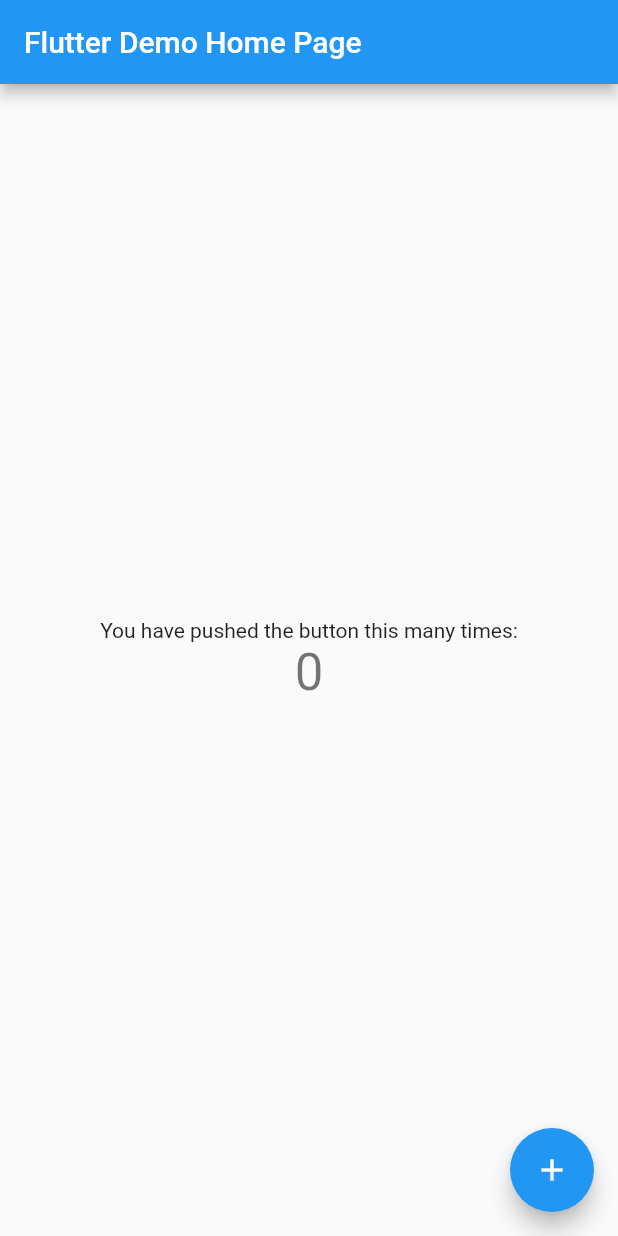
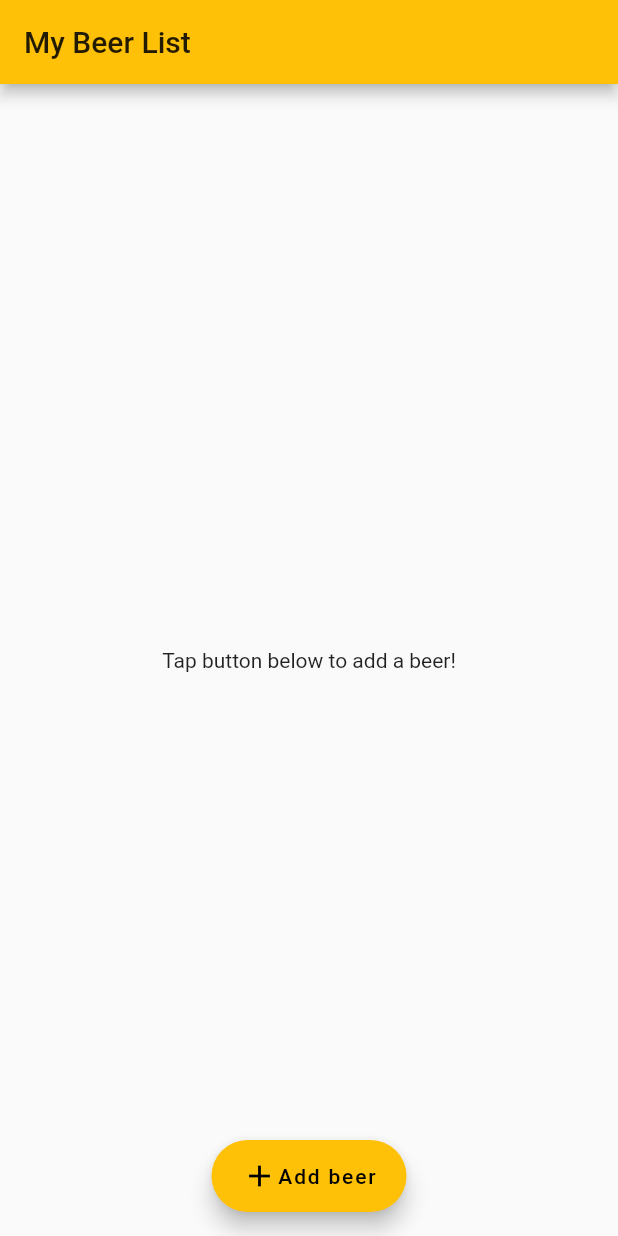
Before and after one commit to gmtborges/two_beer, a Flutter app: the screen it shows after launch, on a phone screen of 412 x 824 dp. Run offline on Flutter 3.47's test engine with Material 2 defaults, Android fonts, the phone set to English and light mode, and no system bars; missing offline and left inert: amplify_datastore, amplify_datastore_plugin_interface, amplify_flutter.

Commit message:
test CRUD on amplify model

```diff
--- a/lib/main.dart
+++ b/lib/main.dart
@@ -1,113 +1,241 @@
+// dart async library we will refer to when setting up real time updates
+import 'dart:async';
+// flutter and ui libraries
 import 'package:flutter/material.dart';
+// amplify packages we will need to use
+import 'package:amplify_flutter/amplify.dart';
+import 'package:amplify_datastore/amplify_datastore.dart';
+// amplify configuration and models that should have been generated for you
+import 'amplifyconfiguration.dart';
+import 'models/ModelProvider.dart';
+import 'models/Beer.dart';
 
 void main() {
   runApp(MyApp());
 }
 
 class MyApp extends StatelessWidget {
-  // This widget is the root of your application.
   @override
   Widget build(BuildContext context) {
     return MaterialApp(
-      title: 'Flutter Demo',
       theme: ThemeData(
-        // This is the theme of your application.
-        //
-        // Try running your application with "flutter run". You'll see the
-        // application has a blue toolbar. Then, without quitting the app, try
-        // changing the primarySwatch below to Colors.green and then invoke
-        // "hot reload" (press "r" in the console where you ran "flutter run",
-        // or simply save your changes to "hot reload" in a Flutter IDE).
-        // Notice that the counter didn't reset back to zero; the application
-        // is not restarted.
-        primarySwatch: Colors.blue,
+        primarySwatch: Colors.amber,
       ),
-      home: MyHomePage(title: 'Flutter Demo Home Page'),
+      title: 'Amplified Beer',
+      home: BeersPage(),
     );
   }
 }
 
-class MyHomePage extends StatefulWidget {
-  MyHomePage({Key key, this.title}) : super(key: key);
+class BeersPage extends StatefulWidget {
+  @override
+  _BeersPageState createState() => _BeersPageState();
+}
 
-  // This widget is the home page of your application. It is stateful, meaning
-  // that it has a State object (defined below) that contains fields that affect
-  // how it looks.
+class _BeersPageState extends State<BeersPage> {
+  bool _isLoading;
+  List<Beer> _beers;
+  StreamSubscription _subscription;
 
-  // This class is the configuration for the state. It holds the values (in this
-  // case the title) provided by the parent (in this case the App widget) and
-  // used by the build method of the State. Fields in a Widget subclass are
-  // always marked "final".
-
-  final String title;
+  final AmplifyDataStore _dataStorePlugin =
+      AmplifyDataStore(modelProvider: ModelProvider.instance);
 
   @override
-  _MyHomePageState createState() => _MyHomePageState();
-}
+  void initState() {
+    _isLoading = true;
+    _beers = [];
 
-class _MyHomePageState extends State<MyHomePage> {
-  int _counter = 0;
+    _initializeApp();
 
-  void _incrementCounter() {
+    super.initState();
+  }
+
+  @override
+  void dispose() {
+    _subscription.cancel();
+    super.dispose();
+  }
+
+  Future<void> _initializeApp() async {
+    await _configureAmplify();
+
+    _subscription = Amplify.DataStore.observe(Beer.classType).listen((event) {
+      _fetchBeers();
+    });
+
+    await _fetchBeers();
+
     setState(() {
-      // This call to setState tells the Flutter framework that something has
-      // changed in this State, which causes it to rerun the build method below
-      // so that the display can reflect the updated values. If we changed
-      // _counter without calling setState(), then the build method would not be
-      // called again, and so nothing would appear to happen.
-      _counter++;
+      _isLoading = false;
     });
+  }
+
+  Future<void> _configureAmplify() async {
+    try {
+      await Amplify.addPlugins([_dataStorePlugin]);
+      await Amplify.configure(amplifyconfig);
+    } catch (e) {
+      print('An error occurred while configuring Amplify: $e');
+    }
+  }
+
+  Future<void> _fetchBeers() async {
+    try {
+      List<Beer> updatedBeers = await Amplify.DataStore.query(Beer.classType);
+
+      setState(() {
+        _beers = updatedBeers;
+      });
+    } catch (e) {
+      print('An error occurred while querying Beers: $e');
+    }
   }
 
   @override
   Widget build(BuildContext context) {
-    // This method is rerun every time setState is called, for instance as done
-    // by the _incrementCounter method above.
-    //
-    // The Flutter framework has been optimized to make rerunning build methods
-    // fast, so that you can just rebuild anything that needs updating rather
-    // than having to individually change instances of widgets.
     return Scaffold(
       appBar: AppBar(
-        // Here we take the value from the MyHomePage object that was created by
-        // the App.build method, and use it to set our appbar title.
-        title: Text(widget.title),
+        title: Text('My Beer List'),
       ),
-      body: Center(
-        // Center is a layout widget. It takes a single child and positions it
-        // in the middle of the parent.
-        child: Column(
-          // Column is also a layout widget. It takes a list of children and
-          // arranges them vertically. By default, it sizes itself to fit its
-          // children horizontally, and tries to be as tall as its parent.
-          //
-          // Invoke "debug painting" (press "p" in the console, choose the
-          // "Toggle Debug Paint" action from the Flutter Inspector in Android
-          // Studio, or the "Toggle Debug Paint" command in Visual Studio Code)
-          // to see the wireframe for each widget.
-          //
-          // Column has various properties to control how it sizes itself and
-          // how it positions its children. Here we use mainAxisAlignment to
-          // center the children vertically; the main axis here is the vertical
-          // axis because Columns are vertical (the cross axis would be
-          // horizontal).
-          mainAxisAlignment: MainAxisAlignment.center,
-          children: <Widget>[
-            Text(
-              'You have pushed the button this many times:',
-            ),
-            Text(
-              '$_counter',
-              style: Theme.of(context).textTheme.headline4,
-            ),
-          ],
+      body: _isLoading
+          ? Center(child: CircularProgressIndicator())
+          : BeersList(beers: _beers),
+      floatingActionButton: FloatingActionButton.extended(
+        onPressed: () {
+          Navigator.push(
+            context,
+            MaterialPageRoute(builder: (context) => AddBeerForm()),
+          );
+        },
+        tooltip: 'Add Beer',
+        label: Row(
+          children: [Icon(Icons.add), Text('Add beer')],
         ),
       ),
-      floatingActionButton: FloatingActionButton(
-        onPressed: _incrementCounter,
-        tooltip: 'Increment',
-        child: Icon(Icons.add),
-      ), // This trailing comma makes auto-formatting nicer for build methods.
+      floatingActionButtonLocation: FloatingActionButtonLocation.centerFloat,
     );
   }
 }
+
+class BeersList extends StatelessWidget {
+  final List<Beer> beers;
+
+  BeersList({this.beers});
+
+  @override
+  Widget build(BuildContext context) {
+    return beers.length >= 1
+        ? ListView(
+            padding: EdgeInsets.all(8),
+            children: beers.map((beer) => BeerItem(beer: beer)).toList())
+        : Center(child: Text('Tap button below to add a beer!'));
+  }
+}
+
+class BeerItem extends StatelessWidget {
+  final double iconSize = 24.0;
+  final Beer beer;
+
+  BeerItem({this.beer});
+
+  void _deleteBeer(BuildContext context) async {
+    try {
+      await Amplify.DataStore.delete(beer);
+    } catch (e) {
+      print('An error occurred while deleting Beer: $e');
+    }
+  }
+
+  Future<void> _toggleIsFavorite() async {
+    Beer updatedBeer = beer.copyWith(isFavorite: !beer.isFavorite);
+    try {
+      await Amplify.DataStore.save(updatedBeer);
+    } catch (e) {
+      print('An error occurred while saving Beer: $e');
+    }
+  }
+
+  @override
+  Widget build(BuildContext context) {
+    return Card(
+      child: InkWell(
+        onTap: () {
+          _toggleIsFavorite();
+        },
+        onLongPress: () {
+          _deleteBeer(context);
+        },
+        child: Padding(
+          padding: const EdgeInsets.all(8.0),
+          child: Row(children: [
+            Expanded(
+              child: Column(
+                crossAxisAlignment: CrossAxisAlignment.start,
+                children: [
+                  Text(beer.name,
+                      style:
+                          TextStyle(fontSize: 20, fontWeight: FontWeight.bold)),
+                  Text(beer.description ?? 'No description'),
+                ],
+              ),
+            ),
+            Icon(beer.isFavorite ? Icons.favorite : Icons.favorite_outline,
+                size: iconSize, color: Colors.red),
+          ]),
+        ),
+      ),
+    );
+  }
+}
+
+class AddBeerForm extends StatefulWidget {
+  @override
+  _AddBeerFormState createState() => _AddBeerFormState();
+}
+
+class _AddBeerFormState extends State<AddBeerForm> {
+  final _nameController = TextEditingController();
+  final _descriptionController = TextEditingController();
+
+  Future<void> _saveBeer() async {
+    String name = _nameController.text;
+    String description = _descriptionController.text;
+
+    Beer newBeer =
+        Beer(name: name, description: description, isFavorite: false);
+
+    try {
+      await Amplify.DataStore.save(newBeer);
+      Navigator.of(context).pop();
+    } catch (e) {
+      print('An error occurred while saving Beer: $e');
+    }
+  }
+
+  @override
+  Widget build(BuildContext context) {
+    return Scaffold(
+      appBar: AppBar(
+        title: Text('Add Beer'),
+      ),
+      body: Container(
+        padding: EdgeInsets.all(8.0),
+        child: SingleChildScrollView(
+          child: Column(
+            crossAxisAlignment: CrossAxisAlignment.stretch,
+            children: [
+              TextFormField(
+                  controller: _nameController,
+                  decoration: InputDecoration(filled: true, labelText: 'Name')),
+              TextFormField(
+                  controller: _descriptionController,
+                  decoration:
+                      InputDecoration(filled: true, labelText: 'Description')),
+              ElevatedButton(onPressed: _saveBeer, child: Text('Save'))
+            ],
+          ),
+        ),
+      ),
+    );
+  }
+}
```
